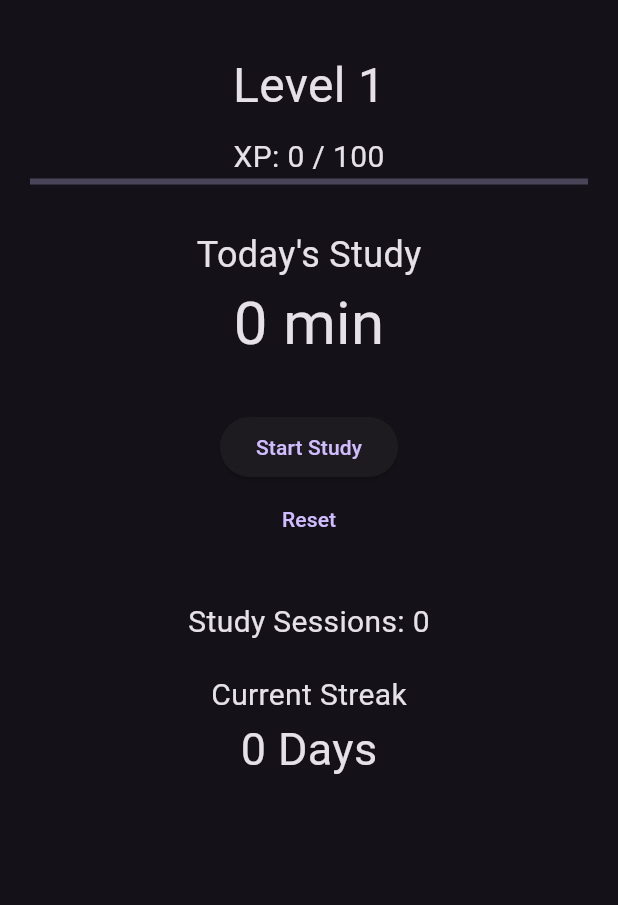
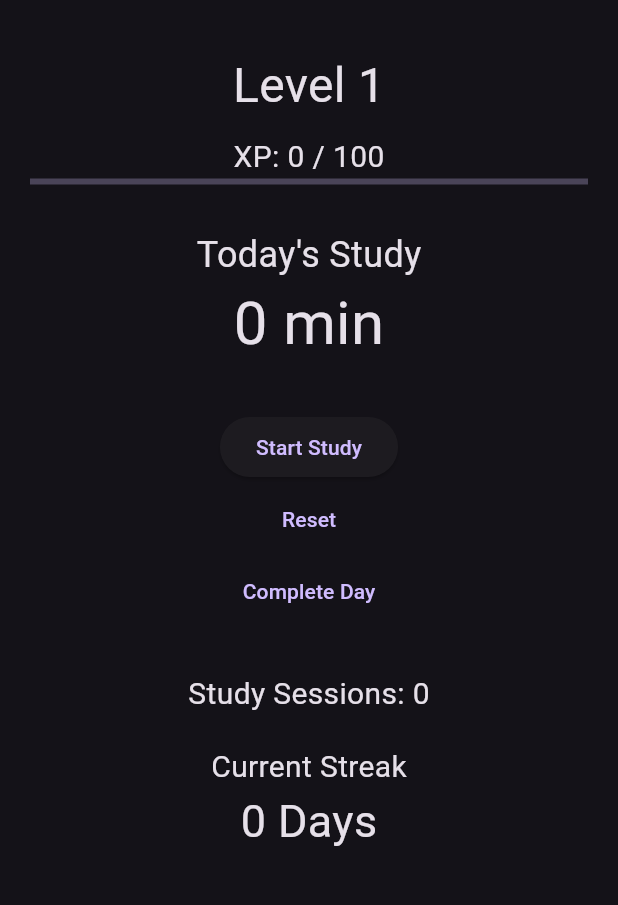
Before and after one commit to taikiikuta0925-hub/StudyQuest, a Flutter app: the screen it shows after launch, after a tap on "Start Study", after a tap on "Reset", on a phone screen of 412 x 824 dp, the part 63-968 px from its top. Run offline on Flutter 3.47's test engine with Material 3 defaults, Android fonts, the light colour scheme and no system bars.

Commit message:
Add streak system and study state toggle

```diff
--- a/lib/main.dart
+++ b/lib/main.dart
@@ -32,6 +32,10 @@ class _HomePageState extends State<HomePage> {
   int studyMinutes = 0;
 
   int xpNeeded = 100;
+  int streak = 0;
+
+
+  bool isStudying = false;
   @override
   Widget build(BuildContext context) {
     return Scaffold(
@@ -52,18 +56,25 @@ class _HomePageState extends State<HomePage> {
             ElevatedButton(
               onPressed: () {
                 setState(() {
+
+                  isStudying = !isStudying;
+
+                  if (isStudying) {
                   xp += 10;
                   sessions += 1;
                   studyMinutes += 5;
 
-                  if (xp >= xpNeeded) {
+                   if (xp >= xpNeeded) {
                     xp = 0;
                     level += 1;
                     xpNeeded += 25;
+                    }
                   }
                 });
               },
-              child: const Text('Start Study'),
+              child: Text(
+                isStudying ? 'Stop Study' : 'Start Study',
+              ),
             ),
 
             TextButton(
@@ -74,9 +85,20 @@ class _HomePageState extends State<HomePage> {
                   sessions = 0;
                   studyMinutes = 0;
                   xpNeeded = 100;
+                  streak = 0;
+                  isStudying = false;
                 });
               },
               child: const Text('Reset'),
+            ),
+
+            TextButton(
+              onPressed: () {
+                setState(() {
+                  streak += 1;
+                });
+              },
+              child: const Text('Complete Day'),
             ),
             const SizedBox(height: 30),
 
@@ -88,7 +110,7 @@ class _HomePageState extends State<HomePage> {
             const SizedBox(height: 20),
 
             const Text('Current Streak', style: TextStyle(fontSize: 20)),
-            const Text('0 Days', style: TextStyle(fontSize: 30)),
+            Text('$streak Days', style: const TextStyle(fontSize: 30),),
           ],
         ),
       ),
```
